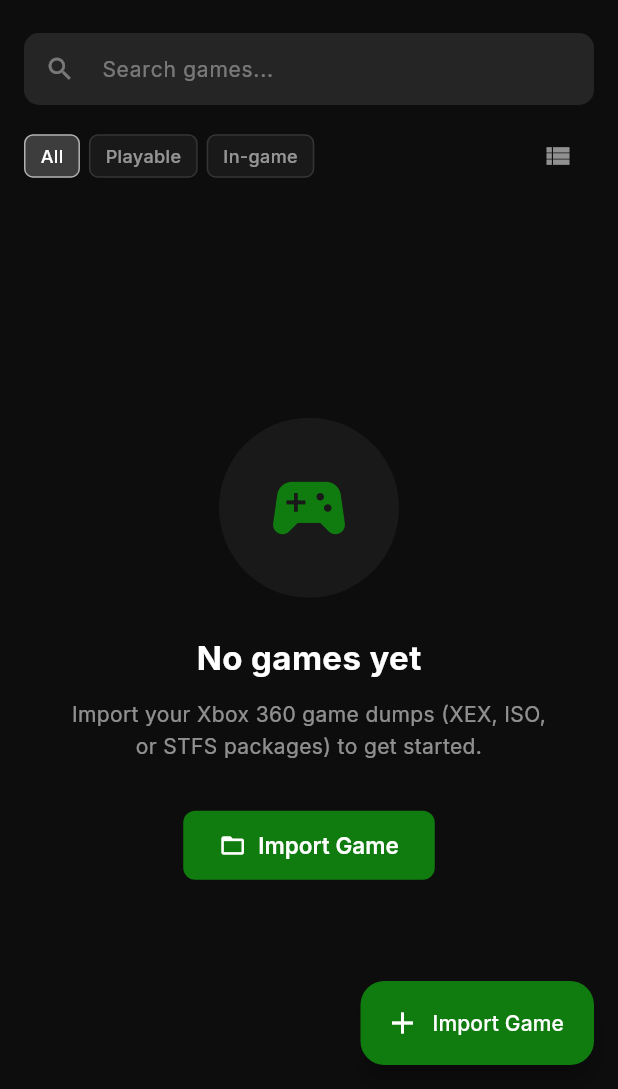
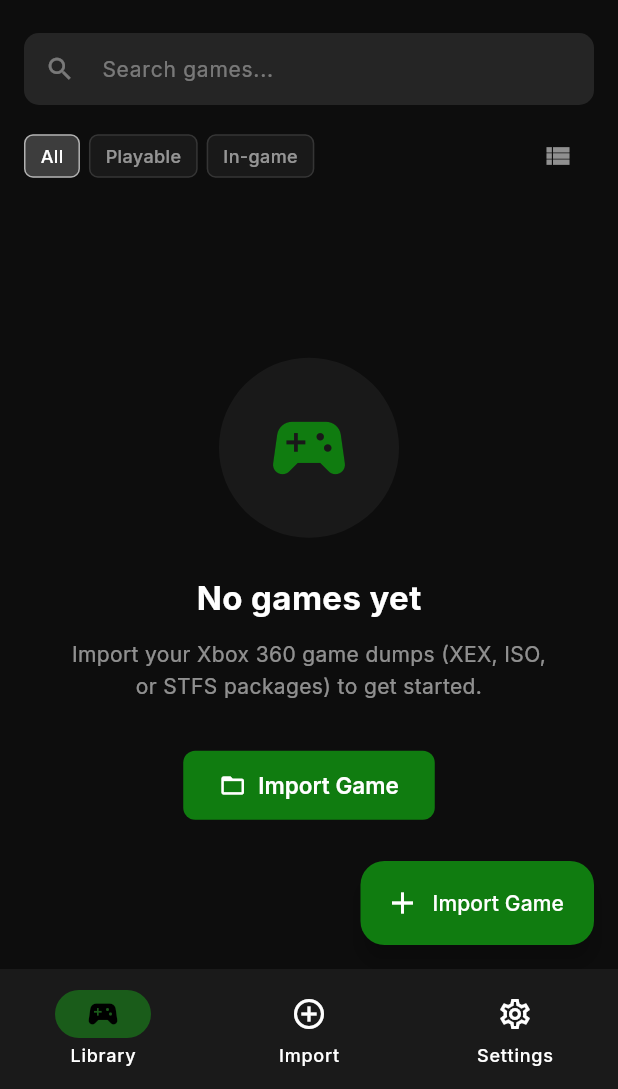
Before and after one commit to ViaXTrace/Xbox360RecompAndroid, a Flutter app: the screen it shows after launch, on a phone screen of 412 x 824 dp, the part 147-1236 px from its top. Run offline on Flutter 3.47's test engine with Material 3 defaults, Android fonts, the light colour scheme and no system bars; our stand-ins replace device_info_plus, file_picker, flutter_riverpod, freezed_annotation, go_router, google_fonts and 3 more; missing offline and left inert: dart:ffi; accounts and stored records are empty; generated files the repository leaves out were written again.

Commit message:
redesign: app_router - complete UI/UX overhaul

```diff
--- a/lib/core/router/app_router.dart
+++ b/lib/core/router/app_router.dart
@@ -14,44 +14,44 @@
   return GoRouter(
     initialLocation: '/',
     routes: [
+      ShellRoute(
+        builder: (context, state, child) => _AppShell(child: child),
+        routes: [
           GoRoute(
             path: '/',
             name: 'library',
-        builder: (context, state) => const LibraryScreen(),
+            pageBuilder: (context, state) => const NoTransitionPage(child: LibraryScreen()),
           ),
           GoRoute(
             path: '/import',
             name: 'import',
-        builder: (context, state) => const ImportScreen(),
+            pageBuilder: (context, state) => const NoTransitionPage(child: ImportScreen()),
           ),
           GoRoute(
             path: '/settings',
             name: 'settings',
-        builder: (context, state) => const SettingsScreen(),
+            pageBuilder: (context, state) => const NoTransitionPage(child: SettingsScreen()),
+          ),
+        ],
       ),
       GoRoute(
-        path: '/game/:titleId/settings',
-        name: 'game-settings',
-        builder: (context, state) {
-          final titleId = state.pathParameters['titleId']!;
-          return GameSettingsScreen(titleId: titleId);
-        },
+        path: '/emulation/:titleId',
+        name: 'emulation',
+        builder: (context, state) => EmulationScreen(
+          titleId: state.pathParameters['titleId']!,
+        ),
       ),
       GoRoute(
-        path: '/game/:titleId/run',
-        name: 'emulation',
-        builder: (context, state) {
-          final titleId = state.pathParameters['titleId']!;
-          return EmulationScreen(titleId: titleId);
-        },
+        path: '/game-settings/:titleId',
+        name: 'game-settings',
+        builder: (context, state) => GameSettingsScreen(
+          titleId: state.pathParameters['titleId']!,
+        ),
       ),
       GoRoute(
-        path: '/game/:titleId/controls',
+        path: '/controls-editor',
         name: 'controls-editor',
-        builder: (context, state) {
-          final titleId = state.pathParameters['titleId']!;
-          return ControlsEditorScreen(titleId: titleId);
-        },
+        builder: (context, state) => const ControlsEditorScreen(),
       ),
       GoRoute(
         path: '/about',
@@ -59,10 +59,42 @@
         builder: (context, state) => const AboutScreen(),
       ),
     ],
-    errorBuilder: (context, state) => Scaffold(
-      body: Center(
-        child: Text('Route not found: ${state.uri}'),
-      ),
+  );
+});
+
+class _AppShell extends StatefulWidget {
+  final Widget child;
+  const _AppShell({required this.child});
+
+  @override
+  State<_AppShell> createState() => _AppShellState();
+}
+
+class _AppShellState extends State<_AppShell> {
+  int _selectedIndex = 0;
+
+  static const _tabs = [
+    (path: '/', icon: Icons.sports_esports_outlined, activeIcon: Icons.sports_esports, label: 'Library'),
+    (path: '/import', icon: Icons.add_circle_outline, activeIcon: Icons.add_circle, label: 'Import'),
+    (path: '/settings', icon: Icons.settings_outlined, activeIcon: Icons.settings, label: 'Settings'),
+  ];
+
+  @override
+  Widget build(BuildContext context) {
+    return Scaffold(
+      body: widget.child,
+      bottomNavigationBar: NavigationBar(
+        selectedIndex: _selectedIndex,
+        onDestinationSelected: (i) {
+          setState(() => _selectedIndex = i);
+          context.go(_tabs[i].path);
+        },
+        destinations: _tabs.map((t) => NavigationDestination(
+          icon: Icon(t.icon),
+          selectedIcon: Icon(t.activeIcon),
+          label: t.label,
+        )).toList(),
       ),
     );
-});
+  }
+}
```
Lines whose indentation alone changed are shown as unchanged.
